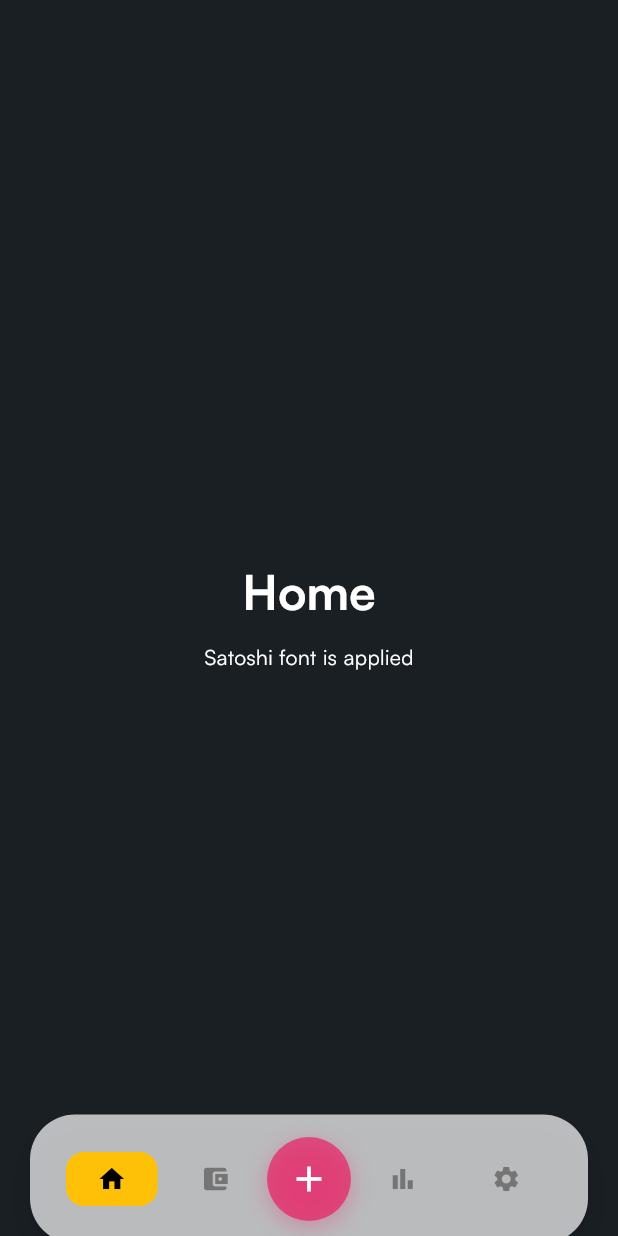
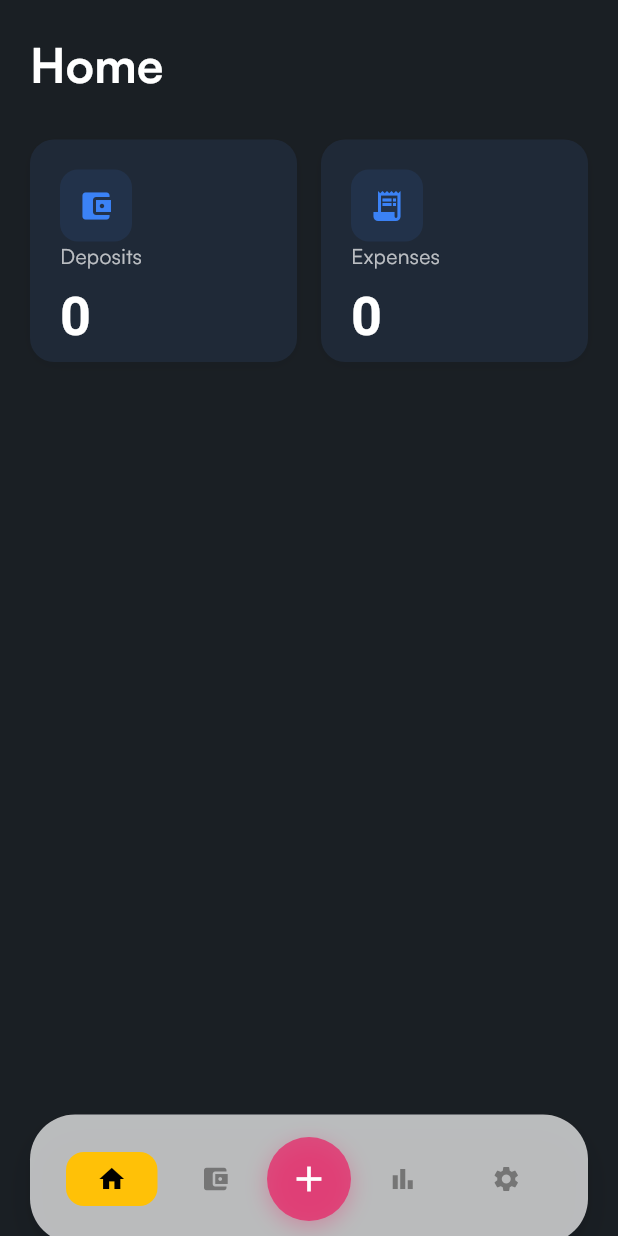
Before and after one commit to yky32/depozio-app, a Flutter app: the screen it shows after launch, on a phone screen of 412 x 824 dp. Run offline on Flutter 3.47's test engine with Material 3 defaults, Android fonts, the phone set to English and light mode, and no system bars; our stand-ins replace dio, equatable, flutter_bloc, flutter_dotenv, flutter_form_builder, flutter_secure_storage and 4 more.

Commit message:
feat: add Chinese localization support and update home page layout

```diff
--- a/lib/core/l10n/app_en.arb
+++ b/lib/core/l10n/app_en.arb
@@ -3,5 +3,8 @@
   "action_confirm": "Confirm",
   "login_page_email": "Email",
   "login_page_password": "Password",
-  "login_page_submit": "Login"
+  "login_page_submit": "Login",
+  "home_page_title": "Home",
+  "home_page_deposits": "Deposits",
+  "home_page_expenses": "Expenses"
 }
--- /dev/null
+++ b/lib/core/l10n/app_zh.arb
@@ -0,0 +1,10 @@
+{
+  "action_cancel": "取消",
+  "action_confirm": "確認",
+  "login_page_email": "電子郵件",
+  "login_page_password": "密碼",
+  "login_page_submit": "登入",
+  "home_page_title": "首頁",
+  "home_page_deposits": "存款",
+  "home_page_expenses": "支出"
+}
--- /dev/null
+++ b/lib/core/l10n/app_zh_TW.arb
@@ -0,0 +1,10 @@
+{
+  "action_cancel": "取消",
+  "action_confirm": "確認",
+  "login_page_email": "電子郵件",
+  "login_page_password": "密碼",
+  "login_page_submit": "登入",
+  "home_page_title": "首頁",
+  "home_page_deposits": "存款",
+  "home_page_expenses": "支出"
+}
--- a/lib/core/localization/app_localizations.dart
+++ b/lib/core/localization/app_localizations.dart
@@ -6,6 +6,7 @@ import 'package:flutter_localizations/flutter_localizations.dart';
 import 'package:intl/intl.dart' as intl;
 
 import 'app_localizations_en.dart';
+import 'app_localizations_zh.dart';
 
 // ignore_for_file: type=lint
 
@@ -92,7 +93,11 @@ abstract class AppLocalizations {
   ];
 
   /// A list of this localizations delegate's supported locales.
-  static const List<Locale> supportedLocales = <Locale>[Locale('en')];
+  static const List<Locale> supportedLocales = <Locale>[
+    Locale('en'),
+    Locale('zh'),
+    Locale('zh', 'TW')
+  ];
 
   /// No description provided for @action_cancel.
   ///
@@ -123,6 +128,24 @@ abstract class AppLocalizations {
   /// In en, this message translates to:
   /// **'Login'**
   String get login_page_submit;
+
+  /// No description provided for @home_page_title.
+  ///
+  /// In en, this message translates to:
+  /// **'Home'**
+  String get home_page_title;
+
+  /// No description provided for @home_page_deposits.
+  ///
+  /// In en, this message translates to:
+  /// **'Deposits'**
+  String get home_page_deposits;
+
+  /// No description provided for @home_page_expenses.
+  ///
+  /// In en, this message translates to:
+  /// **'Expenses'**
+  String get home_page_expenses;
 }
 
 class _AppLocalizationsDelegate
@@ -136,17 +159,31 @@ class _AppLocalizationsDelegate
 
   @override
   bool isSupported(Locale locale) =>
-      <String>['en'].contains(locale.languageCode);
+      <String>['en', 'zh'].contains(locale.languageCode);
 
   @override
   bool shouldReload(_AppLocalizationsDelegate old) => false;
 }
 
 AppLocalizations lookupAppLocalizations(Locale locale) {
+  // Lookup logic when language+country codes are specified.
+  switch (locale.languageCode) {
+    case 'zh':
+      {
+        switch (locale.countryCode) {
+          case 'TW':
+            return AppLocalizationsZhTw();
+        }
+        break;
+      }
+  }
+
   // Lookup logic when only language code is specified.
   switch (locale.languageCode) {
     case 'en':
       return AppLocalizationsEn();
+    case 'zh':
+      return AppLocalizationsZh();
   }
 
   throw FlutterError(
--- a/lib/core/localization/app_localizations_en.dart
+++ b/lib/core/localization/app_localizations_en.dart
@@ -22,4 +22,13 @@ class AppLocalizationsEn extends AppLocalizations {
 
   @override
   String get login_page_submit => 'Login';
+
+  @override
+  String get home_page_title => 'Home';
+
+  @override
+  String get home_page_deposits => 'Deposits';
+
+  @override
+  String get home_page_expenses => 'Expenses';
 }
--- a/lib/features/home/presentation/pages/home_page.dart
+++ b/lib/features/home/presentation/pages/home_page.dart
@@ -1,4 +1,5 @@
 import 'package:flutter/material.dart';
+import 'package:depozio/core/extensions/localizations.dart';
 
 class HomePage extends StatelessWidget {
   const HomePage({super.key});
@@ -6,24 +7,111 @@ class HomePage extends StatelessWidget {
   @override
   Widget build(BuildContext context) {
     final theme = Theme.of(context);
+    final colorScheme = theme.colorScheme;
+    final l10n = context.l10n;
 
     return Scaffold(
-      body: Center(
+      body: SafeArea(
+        child: SingleChildScrollView(
+          padding: const EdgeInsets.fromLTRB(20, 24, 20, 20),
           child: Column(
-          mainAxisAlignment: MainAxisAlignment.center,
+            crossAxisAlignment: CrossAxisAlignment.start,
             children: [
               Text(
-              'Home',
-              style: theme.textTheme.displayMedium,
+                l10n.home_page_title,
+                style: theme.textTheme.displayMedium?.copyWith(
+                  fontWeight: FontWeight.bold,
                 ),
-            const SizedBox(height: 16),
-            Text(
-              'Satoshi font is applied',
-              style: theme.textTheme.bodyMedium,
+              ),
+              const SizedBox(height: 32),
+              // Grid with 2 columns
+              GridView.count(
+                crossAxisCount: 2,
+                crossAxisSpacing: 16,
+                mainAxisSpacing: 16,
+                shrinkWrap: true,
+                physics: const NeverScrollableScrollPhysics(),
+                childAspectRatio: 1.2,
+                children: [
+                  _buildStatCard(
+                    context: context,
+                    theme: theme,
+                    colorScheme: colorScheme,
+                    title: l10n.home_page_deposits,
+                    value: '0',
+                    icon: Icons.account_balance_wallet,
+                  ),
+                  _buildStatCard(
+                    context: context,
+                    theme: theme,
+                    colorScheme: colorScheme,
+                    title: l10n.home_page_expenses,
+                    value: '0',
+                    icon: Icons.receipt_long,
+                  ),
+                ],
               ),
             ],
           ),
         ),
+      ),
+    );
+  }
+
+  Widget _buildStatCard({
+    required BuildContext context,
+    required ThemeData theme,
+    required ColorScheme colorScheme,
+    required String title,
+    required String value,
+    required IconData icon,
+  }) {
+    return Container(
+      decoration: BoxDecoration(
+        color: colorScheme.surface,
+        borderRadius: BorderRadius.circular(16),
+        boxShadow: [
+          BoxShadow(
+            color: Colors.black.withValues(alpha: 0.05),
+            blurRadius: 10,
+            offset: const Offset(0, 2),
+          ),
+        ],
+      ),
+      padding: const EdgeInsets.all(20),
+      child: Column(
+        crossAxisAlignment: CrossAxisAlignment.start,
+        mainAxisAlignment: MainAxisAlignment.spaceBetween,
+        children: [
+          Container(
+            padding: const EdgeInsets.all(12),
+            decoration: BoxDecoration(
+              color: colorScheme.primary.withValues(alpha: 0.1),
+              borderRadius: BorderRadius.circular(12),
+            ),
+            child: Icon(
+              icon,
+              color: colorScheme.primary,
+              size: 24,
+            ),
+          ),
+          const Spacer(),
+          Text(
+            title,
+            style: theme.textTheme.bodyMedium?.copyWith(
+              color: colorScheme.onSurface.withValues(alpha: 0.7),
+            ),
+          ),
+          const SizedBox(height: 8),
+          Text(
+            value,
+            style: theme.textTheme.displaySmall?.copyWith(
+              fontWeight: FontWeight.bold,
+              color: colorScheme.onSurface,
+            ),
+          ),
+        ],
+      ),
     );
   }
 }
```
Also changed, not shown: lib/core/localization/app_localizations_zh.dart (added, +63 -0 lines), lib/features/analytics/presentation/pages/analytics_page.dart (+17 -5 lines), lib/features/deposit/presentation/pages/deposit_page.dart (+17 -5 lines), lib/features/setting/presentation/pages/setting_page.dart (+7 -3 lines), 1 other file. Lines whose indentation alone changed are shown as unchanged.
